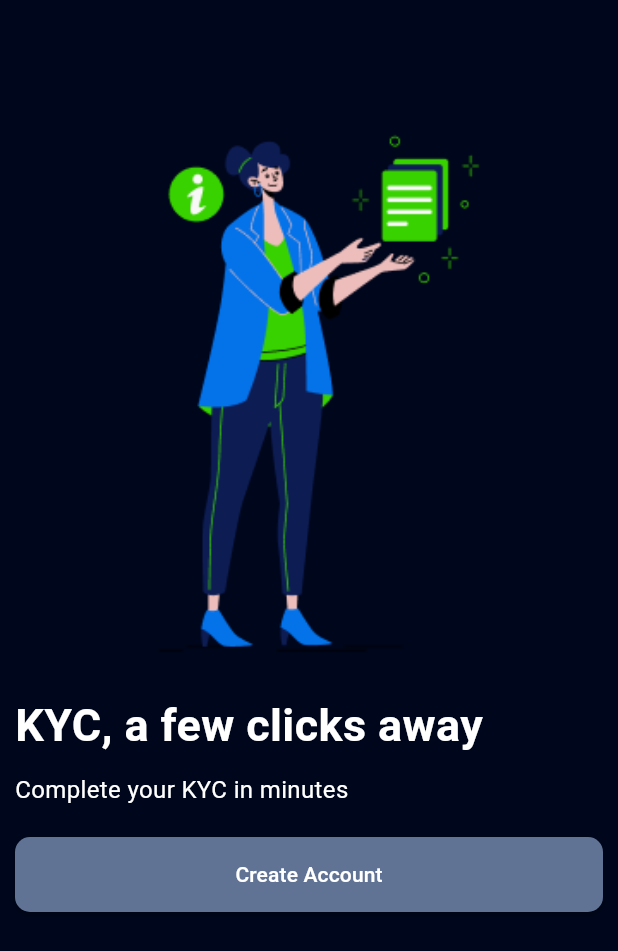
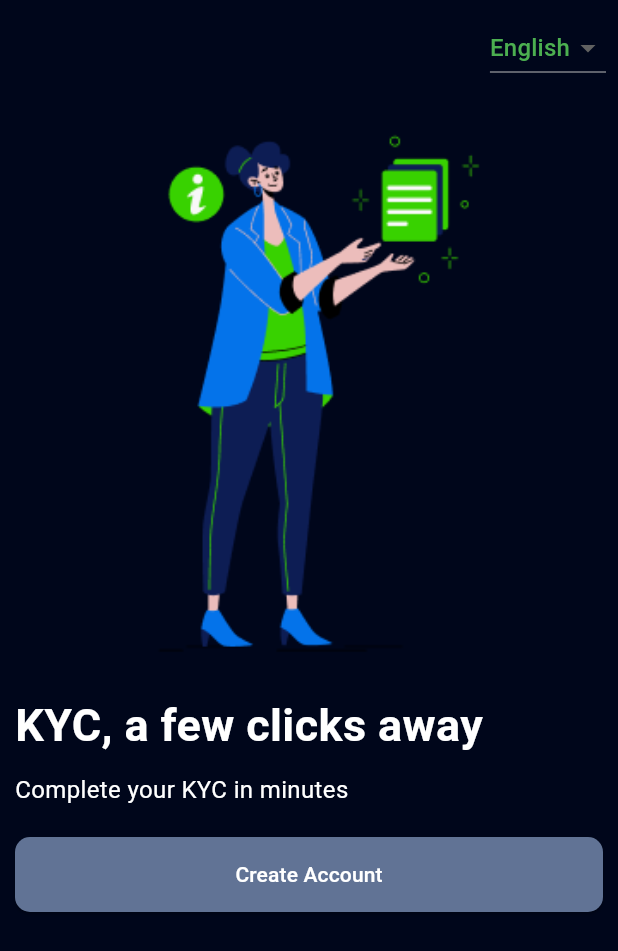
Before and after one commit to Kashif2102/KYC_app, a Flutter app: the screen it shows after launch, on a phone screen of 412 x 824 dp. Shown: the top 951 px of the screen. Run offline on Flutter 3.47's test engine with Material 3 defaults, Android fonts, the light colour scheme and no system bars; our stand-ins replace camera, image_picker, permission_handler; missing offline and left inert: email_otp.

Commit message:
Lanugage_added

```diff
--- a/lib/MainScreen.dart
+++ b/lib/MainScreen.dart
@@ -1,9 +1,46 @@
 import 'package:flutter/material.dart';
-
 import 'package:kyc_app/LogInScreen.dart';
 
-class MainScreen extends StatelessWidget {
+class MainScreen extends StatefulWidget {
   const MainScreen({Key? key}) : super(key: key);
+
+  @override
+  _MainScreenState createState() => _MainScreenState();
+}
+
+class _MainScreenState extends State<MainScreen> {
+  // Variables for language selection and corresponding text values
+  String _selectedLanguage = 'English';
+
+  // Text values for English, Hindi, and Tamil
+  late String _kycTitle;
+  late String _kycDescription;
+  late String _createAccountButtonText;
+
+  @override
+  void initState() {
+    super.initState();
+    _updateText(); // Initialize text values
+  }
+
+  // Function to update text based on the selected language
+  void _updateText() {
+    setState(() {
+      if (_selectedLanguage == 'English') {
+        _kycTitle = 'KYC, a few clicks away';
+        _kycDescription = 'Complete your KYC in minutes';
+        _createAccountButtonText = 'Create Account';
+      } else if (_selectedLanguage == 'Hindi') {
+        _kycTitle = 'केवाईसी, कुछ क्लिक दूर';
+        _kycDescription = 'मिनटों में अपना केवाईसी पूरा करें';
+        _createAccountButtonText = 'खाता बनाएं';
+      } else if (_selectedLanguage == 'Tamil') {
+        _kycTitle = 'கைவரி, சில கிளிக்குகள் வெற்றிகரமாக';
+        _kycDescription = 'நிமிடங்களில் உங்கள் கைவரியை முடிக்கவும்';
+        _createAccountButtonText = 'கணக்கை உருவாக்கவும்';
+      }
+    });
+  }
 
   @override
   Widget build(BuildContext context) {
@@ -13,8 +50,36 @@ class MainScreen extends StatelessWidget {
         child: Container(),
       ),
       backgroundColor: Color.fromRGBO(0, 6, 27, 1),
-      body: Column(
-        //mainAxisAlignment: MainAxisAlignment.center,
+      body: Stack(
+        children: [
+          Align(
+            alignment: Alignment.topRight,
+            child: Padding(
+              padding: const EdgeInsets.all(8.0),
+              child: DropdownButton<String>(
+                value: _selectedLanguage,
+                onChanged: (String? newValue) {
+                  if (newValue != null) {
+                    setState(() {
+                      _selectedLanguage = newValue;
+                      _updateText(); // Update text when language changes
+                    });
+                  }
+                },
+                items: <String>['English', 'Hindi', 'Tamil']
+                    .map<DropdownMenuItem<String>>((String value) {
+                  return DropdownMenuItem<String>(
+                    value: value,
+                    child: Text(
+                      value,
+                      style: TextStyle(color: Colors.green), // Green text color
+                    ),
+                  );
+                }).toList(),
+              ),
+            ),
+          ),
+          Column(
             crossAxisAlignment: CrossAxisAlignment.center,
             children: [
               SizedBox(
@@ -24,48 +89,45 @@ class MainScreen extends StatelessWidget {
                 child: Image.asset(
                   'assets/images/getstarted.png',
                   fit: BoxFit.cover,
-              width: MediaQuery.of(context).size.width *
-                  1.0, // Set the width of the image
+                  width: MediaQuery.of(context).size.width * 1.0,
                 ),
               ),
               Padding(
-            padding: const EdgeInsets.symmetric(
-                horizontal: 10), // Add horizontal padding
+                padding: const EdgeInsets.symmetric(horizontal: 10),
                 child: Column(
                   crossAxisAlignment: CrossAxisAlignment.start,
                   children: [
-                const Text(
-                  'KYC, a few clicks away',
+                    Text(
+                      _kycTitle,
                       style: TextStyle(
                         fontSize: 30,
                         fontWeight: FontWeight.bold,
                         color: Colors.white,
                       ),
                     ),
-                const SizedBox(height: 10),
-                const Text(
-                  'Complete your KYC in minutes',
+                    SizedBox(height: 10),
+                    Text(
+                      _kycDescription,
                       style: TextStyle(
                         fontSize: 16,
                         color: Colors.white,
                       ),
                     ),
-                const SizedBox(height: 20),
+                    SizedBox(height: 20),
                     ElevatedButton(
                       onPressed: () {
-                    Navigator.of(context).push(
-                        MaterialPageRoute(builder: (context) => LoginScreen()));
+                        Navigator.of(context).push(MaterialPageRoute(
+                            builder: (context) => LoginScreen()));
                       },
                       style: ElevatedButton.styleFrom(
-                      minimumSize: Size(double.infinity,
-                          50), // Set the width and height of the button
+                        minimumSize: Size(double.infinity, 50),
                         shape: RoundedRectangleBorder(
-                        borderRadius:
-                            BorderRadius.circular(10), // Set the border radius
+                          borderRadius: BorderRadius.circular(10),
                         ),
-                      backgroundColor: Color.fromRGBO(97, 115, 149, 1)),
-                  child: const Text(
-                    'Create Account',
+                        backgroundColor: Color.fromRGBO(97, 115, 149, 1),
+                      ),
+                      child: Text(
+                        _createAccountButtonText,
                         style: TextStyle(color: Colors.white),
                       ),
                     ),
@@ -74,6 +136,8 @@ class MainScreen extends StatelessWidget {
               ),
             ],
           ),
+        ],
+      ),
     );
   }
 }
--- a/lib/main.dart
+++ b/lib/main.dart
@@ -45,7 +45,7 @@ class _SplashScreenState extends State<SplashScreen>
       // Wait for animation to complete then navigate to MainScreen
       Future.delayed(const Duration(milliseconds: 800), () {
         Navigator.of(context).pushReplacement(
-            MaterialPageRoute(builder: (context) => const MainScreen()));
+            MaterialPageRoute(builder: (context) => MainScreen()));
       });
     });
   }
--- a/pubspec.yaml
+++ b/pubspec.yaml
@@ -32,7 +32,7 @@ dependencies:
     sdk: flutter
   email_otp: ^2.1.2
   image_picker: ^1.0.7
-  intl: ^0.19.0
+  intl: ^0.18.1
   http: ^1.2.0
   camera: ^0.10.5+9
   permission_handler: ^11.3.0
@@ -58,7 +58,6 @@ dev_dependencies:
 
 # The following section is specific to Flutter packages.
 flutter:
-
   # The following line ensures that the Material Icons font is
   # included with your application, so that you can use the icons in
   # the material Icons class.
@@ -71,6 +70,7 @@ flutter:
     - assets/images/g1.png
     - assets/images/g2.png
     - assets/images/mark.png
+    - assets/Language.json
 
   # An image asset can refer to one or more resolution-specific "variants", see
   # https://flutter.dev/assets-and-images/#resolution-aware
```
Also changed, not shown: assets/Language.json (added, +132 -0 lines), lib/Form_and_Database/Form.dart (+4 -9 lines), pubspec.lock. Lines whose indentation alone changed are shown as unchanged.
